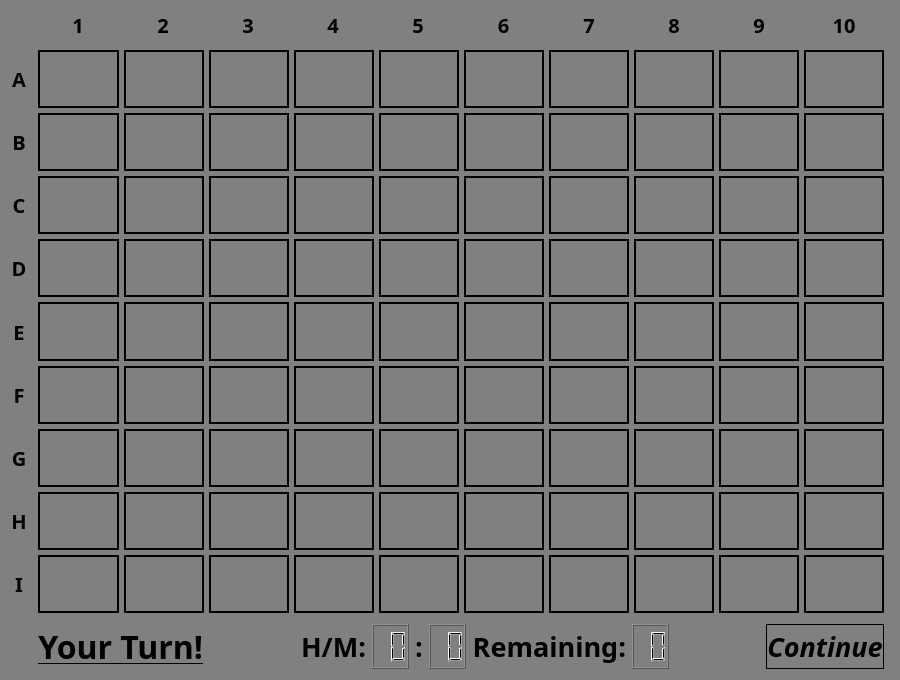
The window that src/gameWindow.ui (Hooyar-Foroughi/Battleship) describes before a commit, drawn with Qt 5.
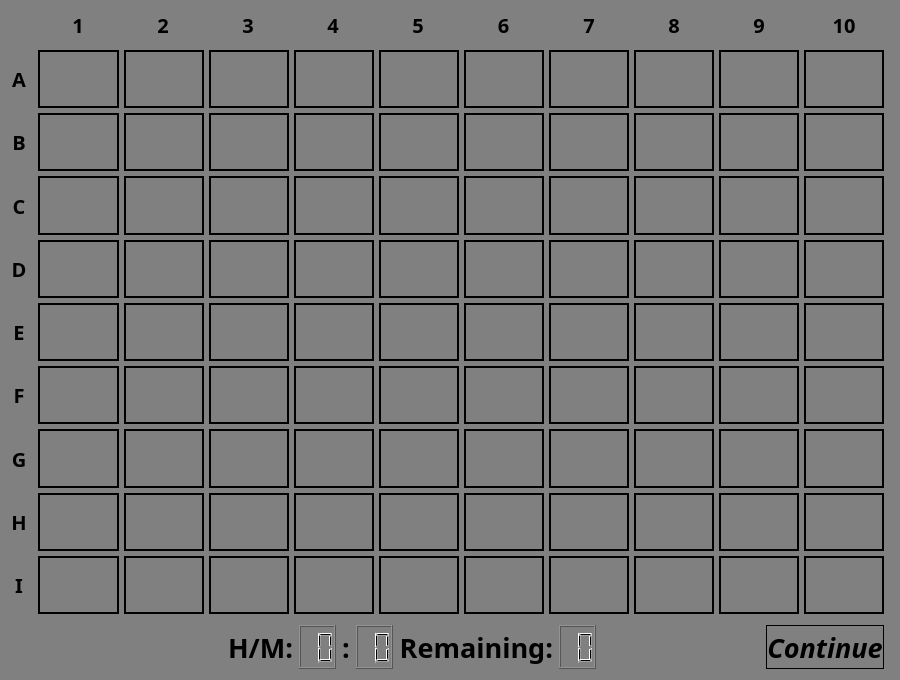
The same window after the commit.

Patch:
```diff
--- a/src/gameWindow.ui
+++ b/src/gameWindow.ui
@@ -483,7 +483,7 @@
 }</string>
         </property>
         <property name="text">
-         <string>Your Turn!</string>
+         <string/>
         </property>
         <property name="alignment">
          <set>Qt::AlignRight|Qt::AlignTrailing|Qt::AlignVCenter</set>
```
